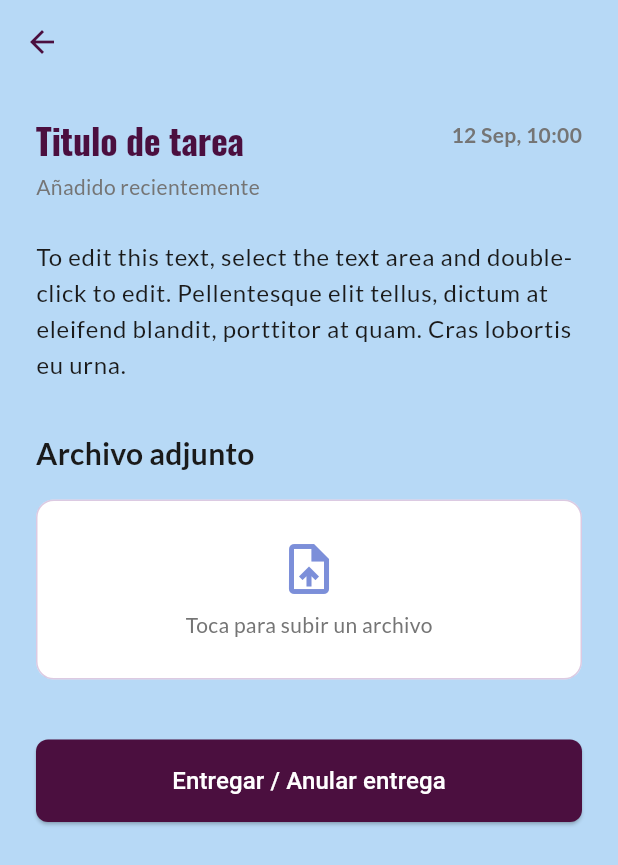
After one commit to Aron-117/App_Lideres-priv, a Flutter app: the TaskDetailScreen screen opened by its route, on a phone screen of 412 x 824 dp. The commit adds this screen. Shown: the top 865 px of the screen. Run offline on Flutter 3.47's test engine with Material 3 defaults, Android fonts, the phone set to English and light mode, and no system bars; our stand-ins replace google_fonts.

Commit message:
Primera Vercion de maqueta terminada

```diff
--- a/lib/core/utils/app_routes.dart
+++ b/lib/core/utils/app_routes.dart
@@ -1,7 +1,11 @@
 import 'package:flutter/material.dart';
+// Las pantallas
 import '../../features/auth/login_screen.dart';
 import '../../features/home/home_screen.dart';
 import '../../features/courses/pendientes_sreen.dart';
+import '../../features/courses/class_detail_screen.dart';
+import '../../features/admin/admin_screen.dart';
+import '../../features/courses/task_detail_screen.dart';
 
 class AppRoutes {
   AppRoutes._();
@@ -10,11 +14,17 @@ class AppRoutes {
   static const String login = '/login';
   static const String home = '/home';
   static const String pendientes = '/pendientes';
+  static const String classDetail = '/class-detail';
+  static const String admin = '/admin';
+  static const String taskDetail = '/task-detail';
 
   // Mapa de rutas
   static Map<String, WidgetBuilder> get routes => {
     login: (context) => const LoginScreen(),
     home: (context) => const HomeScreen(),
     pendientes: (context) => const PendientesScreen(),
+    classDetail: (context) => const ClassDetailScreen(),
+    admin: (context) => const AdminScreen(),
+    taskDetail: (context) => const TaskDetailScreen(),
   };
 }
--- /dev/null
+++ b/lib/features/courses/task_detail_screen.dart
@@ -0,0 +1,115 @@
+import 'package:flutter/material.dart';
+import '../../core/theme/app_colors.dart';
+
+class TaskDetailScreen extends StatelessWidget {
+  const TaskDetailScreen({super.key});
+
+  @override
+  Widget build(BuildContext context) {
+    return Scaffold(
+      backgroundColor: AppColors.backgroundLight,
+      appBar: AppBar(
+        backgroundColor: Colors.transparent,
+        elevation: 0,
+        leading: IconButton(
+          icon: const Icon(Icons.arrow_back, color: AppColors.primaryDark),
+          onPressed: () => Navigator.pop(context),
+        ),
+      ),
+      body: SingleChildScrollView(
+        padding: const EdgeInsets.all(24.0),
+        child: Column(
+          crossAxisAlignment: CrossAxisAlignment.stretch,
+          children: [
+            // Encabezado de la Tarea
+            Row(
+              mainAxisAlignment: MainAxisAlignment.spaceBetween,
+              crossAxisAlignment: CrossAxisAlignment.start,
+              children: [
+                Expanded(
+                  child: Text(
+                    'Titulo de tarea',
+                    style: Theme.of(
+                      context,
+                    ).textTheme.displayLarge?.copyWith(fontSize: 24, color: AppColors.primaryDark),
+                  ),
+                ),
+                Text(
+                  '12 Sep, 10:00', // Fecha de entrega para test
+                  style: Theme.of(
+                    context,
+                  ).textTheme.bodyMedium?.copyWith(fontWeight: FontWeight.bold),
+                ),
+              ],
+            ),
+            const SizedBox(height: 8),
+            Text(
+              'Añadido recientemente', // Estado o categoría
+              style: Theme.of(
+                context,
+              ).textTheme.bodyMedium?.copyWith(color: AppColors.textSecondary),
+            ),
+            const SizedBox(height: 24),
+
+            // Descripción (test)
+            Text(
+              'To edit this text, select the text area and double-click to edit. Pellentesque elit tellus, dictum at eleifend blandit, porttitor at quam. Cras lobortis eu urna.',
+              style: Theme.of(context).textTheme.bodyLarge,
+            ),
+            const SizedBox(height: 32),
+
+            // Sección de Archivos Adjuntos
+            Text(
+              'Archivo adjunto',
+              style: Theme.of(context).textTheme.titleMedium?.copyWith(fontWeight: FontWeight.bold),
+            ),
+            const SizedBox(height: 16),
+
+            // Contenedor para simular un archivo o botón de subida
+            Container(
+              height: 120,
+              decoration: BoxDecoration(
+                color: AppColors.surfaceWhite,
+                borderRadius: BorderRadius.circular(12),
+                border: Border.all(
+                  color: AppColors.secondary.withOpacity(0.5),
+                  style: BorderStyle.solid,
+                ),
+              ),
+              child: InkWell(
+                onTap: () {
+                  // Lógica para abrir explorador de archivos
+                },
+                borderRadius: BorderRadius.circular(12),
+                child: const Column(
+                  mainAxisAlignment: MainAxisAlignment.center,
+                  children: [
+                    Icon(Icons.upload_file, size: 40, color: AppColors.accent),
+                    SizedBox(height: 8),
+                    Text('Toca para subir un archivo'),
+                  ],
+                ),
+              ),
+            ),
+
+            const SizedBox(height: 40),
+
+            // Botón de Entrega
+            ElevatedButton(
+              style: ElevatedButton.styleFrom(
+                backgroundColor: AppColors.primaryDark,
+                foregroundColor: AppColors.surfaceWhite,
+                padding: const EdgeInsets.symmetric(vertical: 16),
+                shape: RoundedRectangleBorder(borderRadius: BorderRadius.circular(8)),
+              ),
+              onPressed: () {
+                // Lógica de entregar tarea
+              },
+              child: const Text('Entregar / Anular entrega', style: TextStyle(fontSize: 16)),
+            ),
+          ],
+        ),
+      ),
+    );
+  }
+}
```
Also changed, not shown: lib/features/admin/admin_screen.dart (added, +117 -0 lines), lib/features/courses/class_detail_screen.dart (added, +92 -0 lines), lib/core/utils/user_roles.dart (added).
